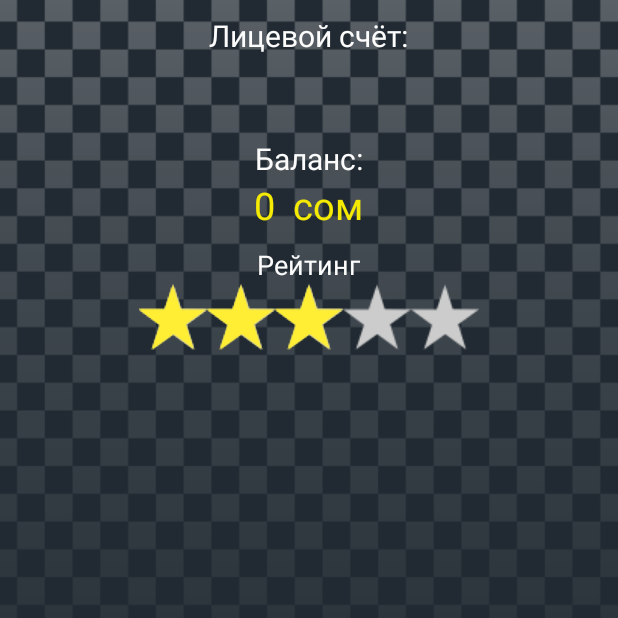
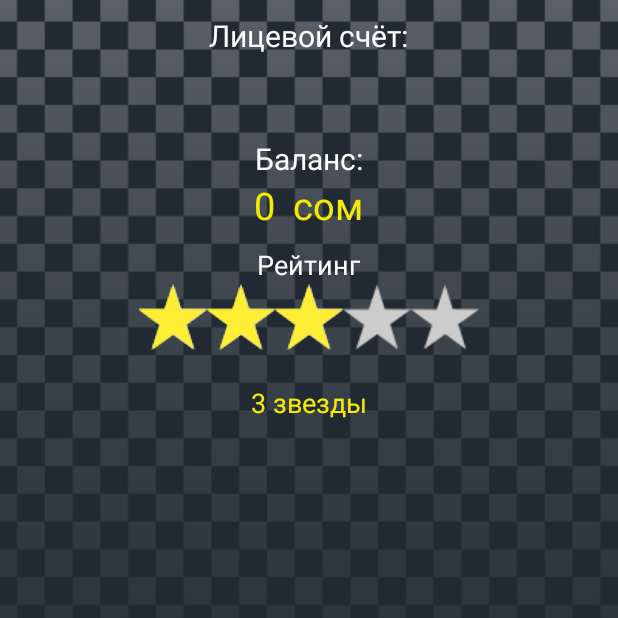
Before and after one commit to Danziamo/taxis, an Android app: the AccountFragment screen opened directly, with no data from a screen before it, on a phone screen of 412 x 824 dp, the top half of it. Run offline under Robolectric (Android 15) with nearby library versions, the phone set to English and light mode, and no system bars.

Commit message:
add textrating

```diff
--- a/app/src/main/res/layout/fragment_account.xml
+++ b/app/src/main/res/layout/fragment_account.xml
@@ -1,5 +1,7 @@
-<RelativeLayout xmlns:android="http://schemas.android.com/apk/res/android"
-    xmlns:tools="http://schemas.android.com/tools" android:layout_width="match_parent"
+<RelativeLayout
+    xmlns:android="http://schemas.android.com/apk/res/android"
+    xmlns:tools="http://schemas.android.com/tools"
+    android:layout_width="match_parent"
     android:layout_height="match_parent"
     tools:context="taxi.city.citytaxidriver.AccountActivity.AccountFragment">
     <ImageView
@@ -7,16 +9,6 @@
         android:layout_height="match_parent"
         android:src="@drawable/main_background"
         android:scaleType="centerCrop"/>
-
-    <!--<TextView
-        android:layout_width="wrap_content"
-        android:layout_height="wrap_content"
-        android:textColor="@color/white"
-        android:id="@+id/textViewAccountTitle"
-        android:textSize="25sp"
-        android:layout_centerHorizontal="true"
-        android:layout_marginTop="10dp"
-        android:text="Ваш личный кабинет" />-->
 
     <LinearLayout
         android:orientation="vertical"
@@ -77,5 +69,13 @@
             android:stepSize="1"
             android:rating="2.5"
             android:layout_gravity="center"/>
+        <TextView
+            android:id="@+id/textrating"
+            android:layout_gravity="center"
+            style="@style/TextSubTitle"
+            android:textColor="@color/lime"
+            android:layout_width="wrap_content"
+            android:layout_height="wrap_content"
+            android:text="3 звезды"/>
     </LinearLayout>
 </RelativeLayout>
```
Also changed, not shown: app/src/main/res/layout/rating.xml (+4 -3 lines).
